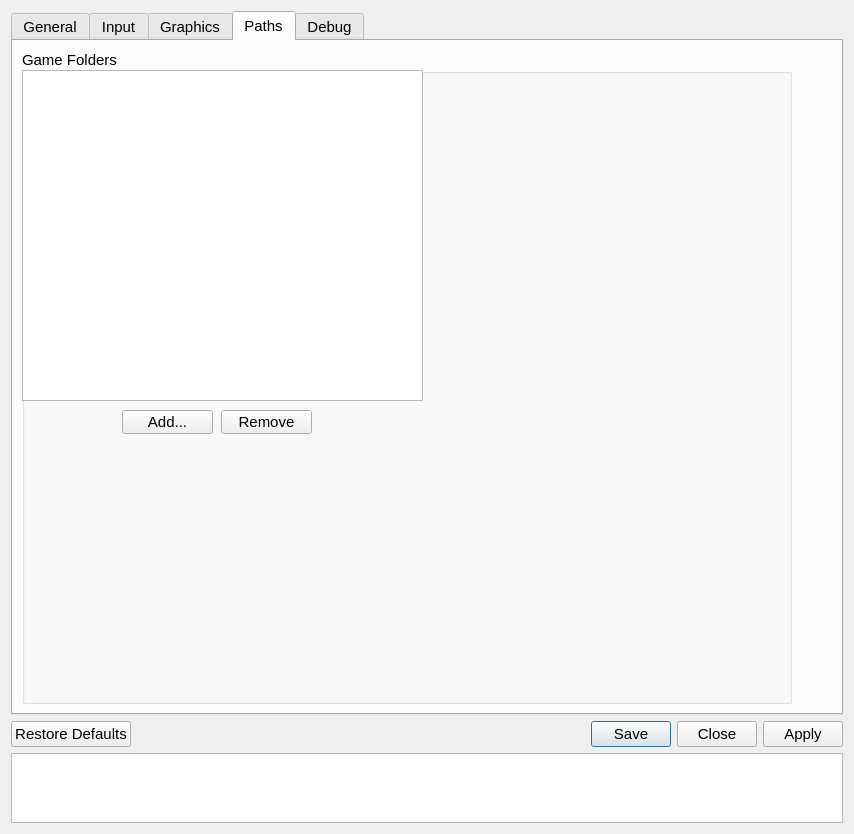
Old version of the form src/qt_gui/settings_dialog.ui in the repository shadps4-emu/shadPS4.
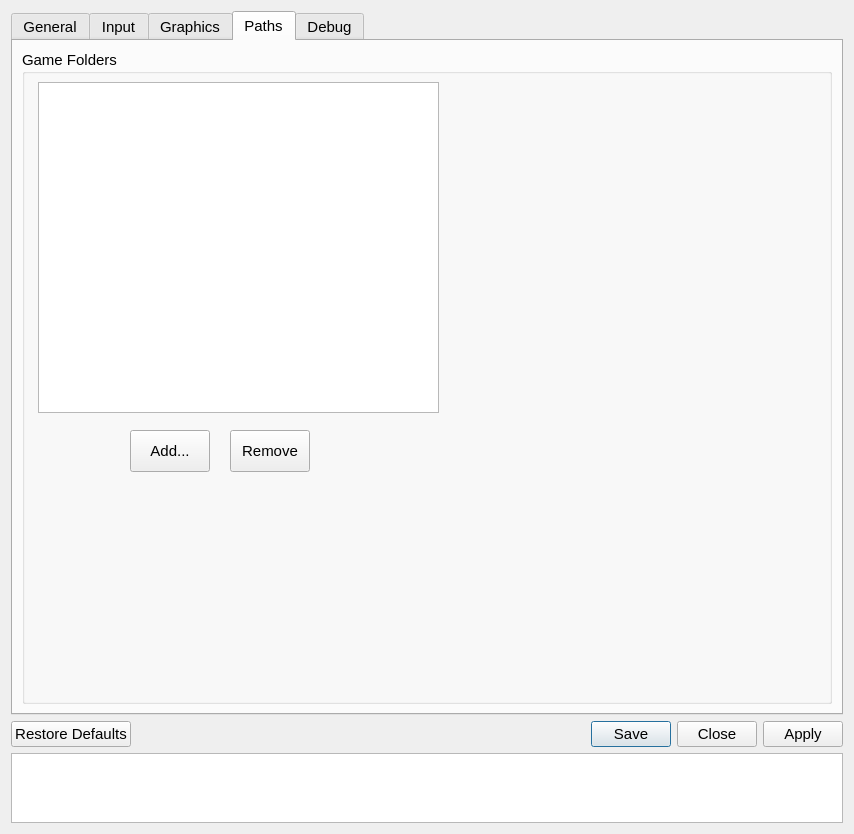
New version of the form. The open tabs and pages were chosen to show the change. Icons and pictures are not drawn.

Commit message: Adjust 'Paths' tab to work better with native widgets

```diff
--- a/src/qt_gui/settings_dialog.ui
+++ b/src/qt_gui/settings_dialog.ui
@@ -1208,8 +1208,8 @@
             <widget class="QListWidget" name="gameFoldersListWidget">
              <property name="geometry">
               <rect>
-               <x>0</x>
-               <y>20</y>
+               <x>16</x>
+               <y>32</y>
                <width>401</width>
                <height>331</height>
               </rect>
@@ -1218,12 +1218,18 @@
             <widget class="QPushButton" name="addFolderButton">
              <property name="geometry">
               <rect>
-               <x>100</x>
-               <y>360</y>
-               <width>91</width>
-               <height>24</height>
+               <x>108</x>
+               <y>380</y>
+               <width>80</width>
+               <height>42</height>
               </rect>
              </property>
+             <property name="sizePolicy">
+              <sizepolicy hsizetype="Fixed" vsizetype="Fixed">
+               <horstretch>0</horstretch>
+               <verstretch>0</verstretch>
+              </sizepolicy>
+             </property>
              <property name="text">
               <string>Add...</string>
              </property>
@@ -1231,34 +1237,24 @@
             <widget class="QPushButton" name="removeFolderButton">
              <property name="geometry">
               <rect>
-               <x>199</x>
-               <y>360</y>
-               <width>91</width>
-               <height>24</height>
+               <x>208</x>
+               <y>380</y>
+               <width>80</width>
+               <height>42</height>
               </rect>
              </property>
+             <property name="sizePolicy">
+              <sizepolicy hsizetype="Fixed" vsizetype="Fixed">
+               <horstretch>0</horstretch>
+               <verstretch>0</verstretch>
+              </sizepolicy>
+             </property>
              <property name="text">
               <string>Remove</string>
              </property>
             </widget>
            </widget>
           </item>
-          <item>
-           <spacer name="horizontalSpacer_2">
-            <property name="orientation">
-             <enum>Qt::Orientation::Horizontal</enum>
-            </property>
-            <property name="sizeType">
-             <enum>QSizePolicy::Policy::Preferred</enum>
-            </property>
-            <property name="sizeHint" stdset="0">
-             <size>
-              <width>40</width>
-              <height>20</height>
-             </size>
-            </property>
-           </spacer>
-          </item>
          </layout>
         </item>
        </layout>
```
